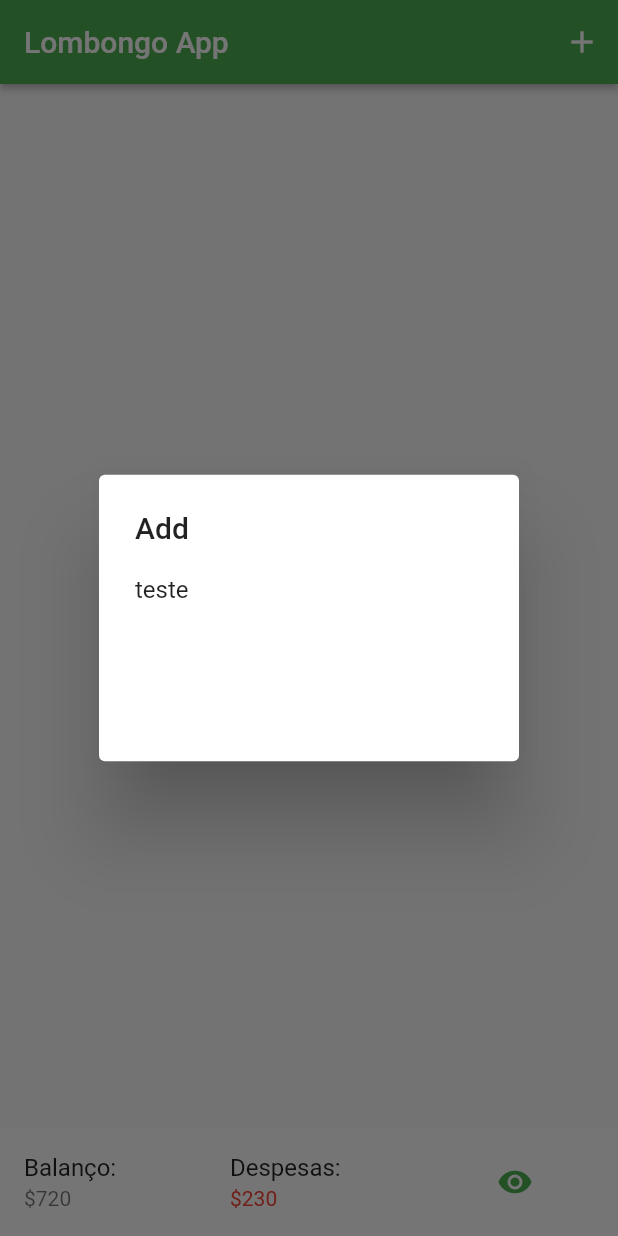
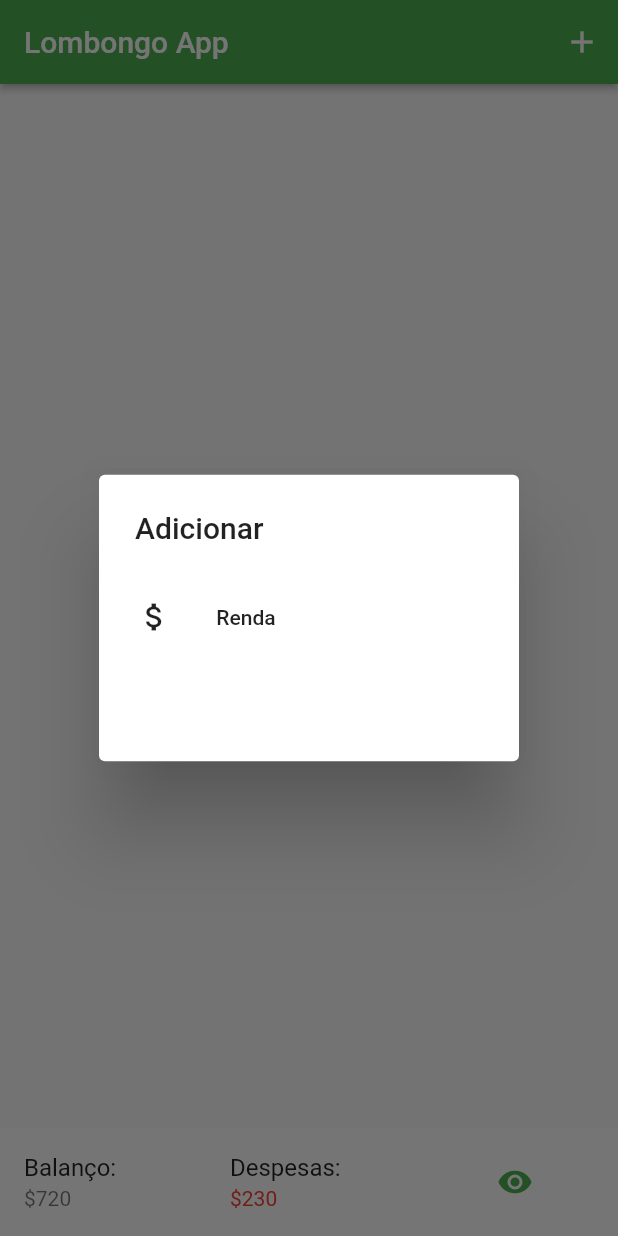
Before and after one commit to MarcioQuimbundo/lombongo, a Flutter app: the screen it shows after launch, after a tap on the "add" icon, on a phone screen of 412 x 824 dp. Run offline on Flutter 3.47's test engine with Material 2 defaults, Android fonts, the phone set to English and light mode, and no system bars.

Commit message:
botão para adicionar rendas(incomes)

```diff
--- a/lib/main.dart
+++ b/lib/main.dart
@@ -25,18 +25,29 @@ class _HomeState extends State<Home> {
           IconButton(
             icon: Icon(Icons.add),
             onPressed: () {
-              //this will call the alert
+              //chamar o alert dialog
               showDialog(
                   context: context,
                   builder: (context) => AlertDialog(
-                        title: Text("Add"),
+                        title: Text("Adicionar"),
                         content: Container(
                           height: 100.0,
                           child: Column(
                             children: <Widget>[
+                              //este é o botão para adicionar novas rendas
                               Row(
                                 children: <Widget>[
-                                  Text('teste'),
+                                  Padding(
+                                    padding: EdgeInsets.all(1.0),
+                                    child: Icon(Icons.attach_money),
+                                  ),
+                                  Padding(
+                                    padding: EdgeInsets.all(4.0),
+                                    child: MaterialButton(
+                                      onPressed: (){},
+                                      child: Text('Renda'),
+                                    ),
+                                  ),
                                 ],
                               ),
                             ],
```
